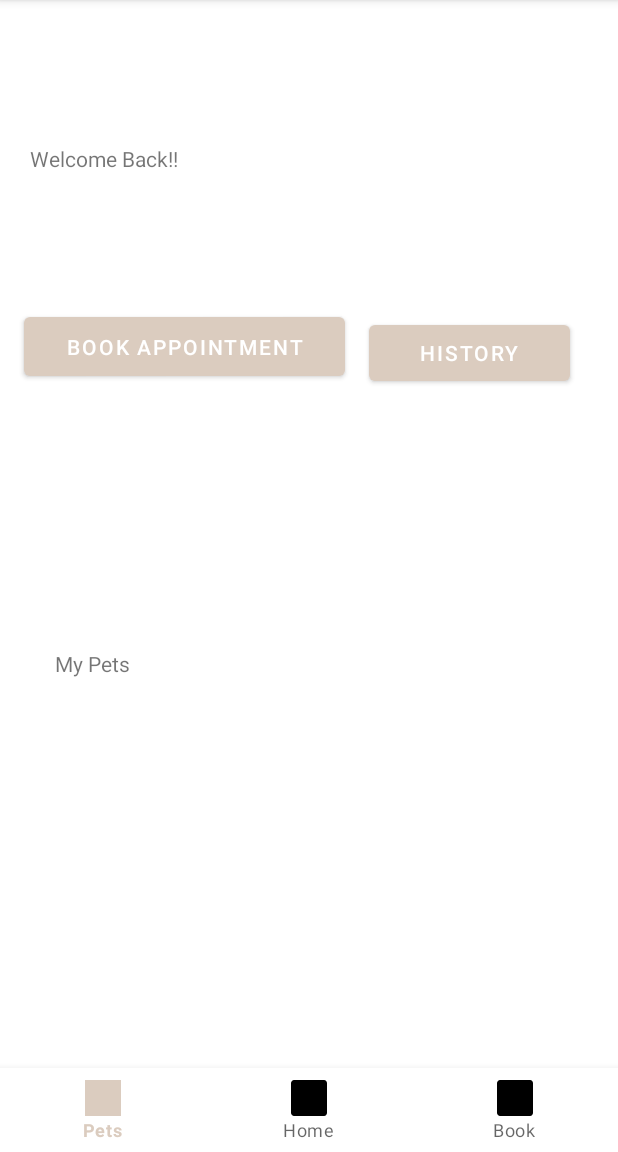
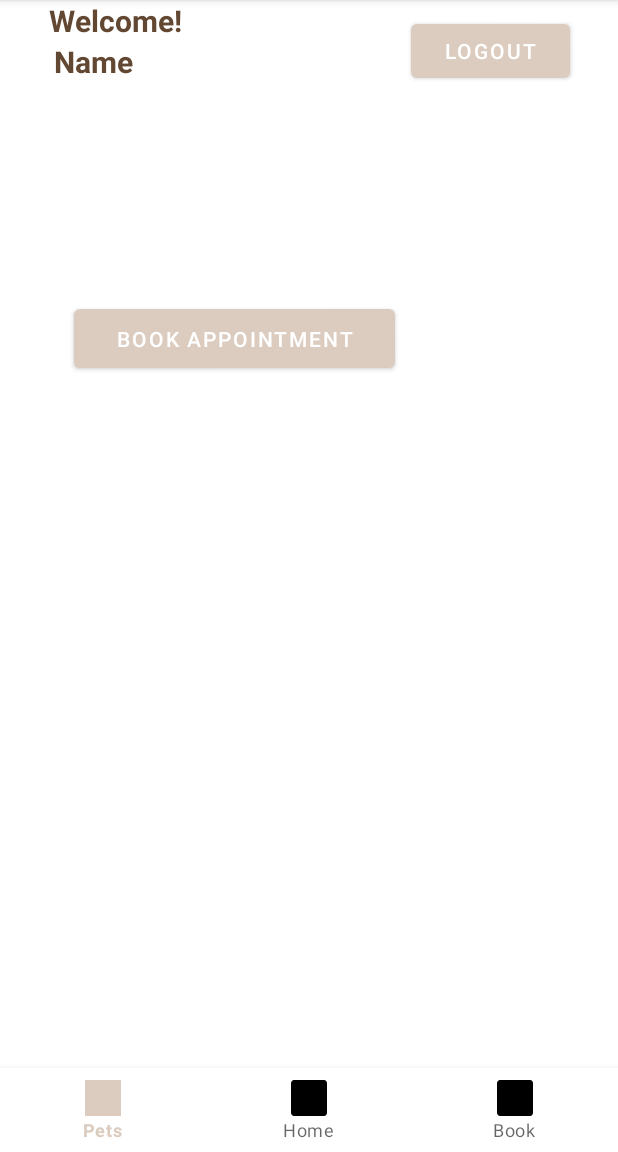
Before and after one commit to dssalaza/W23_G7_pawpaw, an Android app: the HomeScreenMainActivity screen opened directly, with no data from a screen before it, on a phone screen of 412 x 824 dp, the part 84-1236 px from its top. Run offline under Robolectric (Android 15) with nearby library versions, the phone set to English and light mode, and no system bars; Roboto replaces fonts that are not available here.

Commit message:
Google Login - 3rd party

```diff
--- a/app/build.gradle
+++ b/app/build.gradle
@@ -42,4 +42,6 @@ dependencies {
     androidTestImplementation 'androidx.test.ext:junit:1.1.3'
     androidTestImplementation 'androidx.test.espresso:espresso-core:3.4.0'
     implementation 'com.google.android.material:material:1.2.0'
+    implementation 'com.github.TutorialsAndroid:GButton:v1.0.19'
+    implementation 'com.google.android.gms:play-services-auth:20.4.0'
 }
--- a/app/src/main/java/com/example/petgrooming/HomeScreenMainActivity.java
+++ b/app/src/main/java/com/example/petgrooming/HomeScreenMainActivity.java
@@ -1,19 +1,41 @@
 package com.example.petgrooming;
 
+import androidx.annotation.NonNull;
 import androidx.appcompat.app.ActionBar;
 import androidx.appcompat.app.AppCompatActivity;
 
 import android.content.Intent;
 import android.os.Bundle;
+import android.util.Log;
 import android.view.View;
 import android.widget.Button;
+import android.widget.TextView;
+
+import com.google.android.gms.auth.api.signin.GoogleSignIn;
+import com.google.android.gms.auth.api.signin.GoogleSignInAccount;
+import com.google.android.gms.auth.api.signin.GoogleSignInClient;
+import com.google.android.gms.auth.api.signin.GoogleSignInOptions;
+import com.google.android.gms.tasks.OnCompleteListener;
+import com.google.android.gms.tasks.Task;
+
 
 public class HomeScreenMainActivity extends AppCompatActivity {
+
     Button btnBookAppt;
+
+    //03/15/2023 logout - Seu
+    TextView userName;
+    Button logout;
+    GoogleSignInClient gClient;
+    GoogleSignInOptions gOptions;
+
+    final String TAG = "PawPaw";
+
     @Override
     protected void onCreate(Bundle savedInstanceState) {
         super.onCreate(savedInstanceState);
         setContentView(R.layout.activity_main);
+        Log.d(TAG, "Starting pawpaw home page ...");
 
         ActionBar actionBar = getSupportActionBar();
         actionBar.setDisplayShowHomeEnabled(true);
@@ -28,7 +50,26 @@ public class HomeScreenMainActivity extends AppCompatActivity {
         });
         // Book Appointment End - Sri
 
+        //03/15/2023 logout - Seu
+        logout = findViewById(R.id.btnLogout);
+        userName = findViewById(R.id.userName);
 
+        gOptions = new GoogleSignInOptions.Builder(GoogleSignInOptions.DEFAULT_SIGN_IN).requestEmail().build();
+        gClient = GoogleSignIn.getClient(this, gOptions);
 
+        GoogleSignInAccount gAccount = GoogleSignIn.getLastSignedInAccount(this);
+        if (gAccount != null) {
+            String gName = gAccount.getDisplayName();
+            userName.setText(gName);
+        }
+        logout.setOnClickListener((View view) -> {
+                gClient.signOut().addOnCompleteListener(new OnCompleteListener<Void>() {
+                    @Override
+                    public void onComplete(@NonNull Task<Void> task) {
+                        finish();
+                        startActivity(new Intent(HomeScreenMainActivity.this, LoginActivity.class));
+                    }
+                });
+        });
     }
 }
--- a/app/src/main/java/com/example/petgrooming/SignupActivity.java
+++ b/app/src/main/java/com/example/petgrooming/SignupActivity.java
@@ -4,7 +4,6 @@ import androidx.appcompat.app.AppCompatActivity;
 
 import android.content.Intent;
 import android.os.Bundle;
-import android.util.Log;
 import android.view.View;
 import android.widget.Toast;
 
@@ -21,7 +20,7 @@ public class SignupActivity extends AppCompatActivity {
         super.onCreate(savedInstanceState);
         binding = ActivitySignupBinding.inflate(getLayoutInflater());
         setContentView(binding.getRoot());
-//        setContentView(R.layout.activity_signup);
+//      setContentView(R.layout.activity_signup);
 
         databaseHelper = new DatabaseHelper(this);
 
--- a/app/src/main/res/layout/activity_main.xml
+++ b/app/src/main/res/layout/activity_main.xml
@@ -8,71 +8,74 @@
     tools:context=".HomeScreenMainActivity">
 
     <TextView
-        android:id="@+id/txtViewWelcomeNote"
-        android:layout_width="0dp"
+        android:id="@+id/welcome"
+        android:layout_width="wrap_content"
         android:layout_height="wrap_content"
-        android:layout_marginStart="20dp"
-        android:text="@string/stringTxtViewWelcomeNote"
-        app:layout_constraintBottom_toTopOf="@+id/btnCheckHistory"
+        android:text="Welcome!"
+        android:textColor="@color/brown"
+        android:textSize="20sp"
+        android:textStyle="bold"
+        app:layout_constraintBottom_toTopOf="@id/userName"
         app:layout_constraintEnd_toEndOf="parent"
+        app:layout_constraintHorizontal_bias="0.1"
         app:layout_constraintStart_toStartOf="parent"
-        app:layout_constraintTop_toTopOf="parent" />
+ />
+
+    <TextView
+        android:id="@+id/userName"
+        android:layout_width="wrap_content"
+        android:layout_height="wrap_content"
+        android:text="Name"
+        android:textColor="@color/brown"
+        android:textSize="20sp"
+        android:textStyle="bold"
+        app:layout_constraintEnd_toEndOf="parent"
+        app:layout_constraintHorizontal_bias="0.1"
+        app:layout_constraintStart_toStartOf="parent"
+        app:layout_constraintTop_toBottomOf="@+id/welcome" />
 
     <Button
         android:id="@+id/btnBookAppt"
         android:layout_width="214dp"
         android:layout_height="51dp"
-        android:layout_marginStart="16dp"
-        android:layout_marginBottom="176dp"
+        android:layout_marginTop="200dp"
+        android:layout_marginEnd="100dp"
         android:text="@string/stringBtnBookAppt"
-        app:layout_constraintBottom_toTopOf="@+id/txtViewPetInfo"
-        app:layout_constraintEnd_toStartOf="@+id/btnCheckHistory"
-        app:layout_constraintHorizontal_bias="0.0"
-        app:layout_constraintStart_toStartOf="parent" />
+        app:layout_constraintEnd_toEndOf="parent"
+        app:layout_constraintStart_toStartOf="parent"
+        app:layout_constraintTop_toTopOf="@+id/welcome" />
 
     <Button
-        android:id="@+id/btnCheckHistory"
-        android:layout_width="134dp"
-        android:layout_height="49dp"
+        android:id="@+id/btnLogout"
+        android:layout_width="106dp"
+        android:layout_height="48dp"
+        android:layout_marginTop="10dp"
         android:layout_marginEnd="32dp"
-        android:layout_marginBottom="508dp"
-        android:text="@string/stringBtnCheckHistory"
-        app:layout_constraintBottom_toBottomOf="parent"
-        app:layout_constraintEnd_toEndOf="parent" />
-
-    <TextView
-        android:id="@+id/txtViewPetInfo"
-        android:layout_width="112dp"
-        android:layout_height="31dp"
-        android:layout_marginBottom="304dp"
-        android:text="@string/stringtxtViewPetInfo"
-        app:layout_constraintBottom_toBottomOf="parent"
+        android:text="@string/btnLogout"
         app:layout_constraintEnd_toEndOf="parent"
-        app:layout_constraintHorizontal_bias="0.123"
-        app:layout_constraintStart_toStartOf="parent" />
+        app:layout_constraintTop_toTopOf="parent" />
 
     <RelativeLayout
+        android:id="@+id/relativeLayout"
         android:layout_width="match_parent"
         android:layout_height="match_parent"
         tools:context=".HomeScreenMainActivity">
 
         <RelativeLayout
+            android:id="@+id/relativelayout"
             android:layout_width="match_parent"
             android:layout_height="match_parent"
-            android:id="@+id/relativelayout"
             android:layout_marginBottom="65dp"
             android:padding="5dp">
 
         </RelativeLayout>
 
         <com.google.android.material.bottomnavigation.BottomNavigationView
+            android:id="@+id/bottonnav"
             android:layout_width="match_parent"
             android:layout_height="wrap_content"
-            app:menu="@menu/bottom_navigation"
             android:layout_alignParentBottom="true"
-            android:id="@+id/bottonnav"
-            >
-        </com.google.android.material.bottomnavigation.BottomNavigationView>
+            app:menu="@menu/bottom_navigation"></com.google.android.material.bottomnavigation.BottomNavigationView>
     </RelativeLayout>
 
 </androidx.constraintlayout.widget.ConstraintLayout>
--- a/app/src/main/res/layout/activity_signup.xml
+++ b/app/src/main/res/layout/activity_signup.xml
@@ -13,7 +13,7 @@
         android:layout_width="match_parent"
         android:layout_height="match_parent"
         android:orientation="vertical"
-        android:layout_marginTop="160dp"
+        android:layout_marginTop="250dp"
         android:padding="20dp">
 
         <EditText
--- a/app/src/main/res/values/strings.xml
+++ b/app/src/main/res/values/strings.xml
@@ -14,4 +14,5 @@
     <string name="txtBottomNav1">Pets</string>
     <string name="txtBottomNav2">Home</string>
     <string name="txtBottomNav3">Book</string>
+    <string name="btnLogout">Logout</string>
 </resources>
--- a/settings.gradle
+++ b/settings.gradle
@@ -10,6 +10,7 @@ dependencyResolutionManagement {
     repositories {
         google()
         mavenCentral()
+        maven { url 'https://jitpack.io' }
     }
 }
 rootProject.name = "PetGrooming"
```
Also changed, not shown: app/src/main/java/com/example/petgrooming/LoginActivity.java (+59 -1 lines), app/src/main/res/layout/activity_login.xml (+16 -2 lines).
